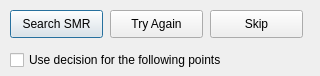
The window that ui/dialogs/measurebehaviordialog.ui (OpenIndy/OpenIndy) describes before a commit, drawn with Qt 5.
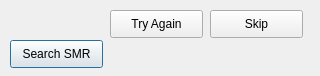
The same window after the commit.

Commit message: OI-884: remove checkbox

```diff
--- a/ui/dialogs/measurebehaviordialog.ui
+++ b/ui/dialogs/measurebehaviordialog.ui
@@ -19,24 +19,14 @@
   <property name="windowTitle">
    <string>Measure Behavior</string>
   </property>
-  <widget class="QCheckBox" name="checkBox_UsePreviousDecision">
-   <property name="geometry">
-    <rect>
-     <x>10</x>
-     <y>50</y>
-     <width>251</width>
-     <height>20</height>
-    </rect>
-   </property>
-   <property name="text">
-    <string>Use decision for the following points</string>
-   </property>
-  </widget>
+  <property name="modal">
+   <bool>true</bool>
+  </property>
   <widget class="QPushButton" name="pushButton_searchSMR">
    <property name="geometry">
     <rect>
      <x>10</x>
-     <y>10</y>
+     <y>40</y>
      <width>93</width>
      <height>28</height>
     </rect>
```
The commit also changes 2 other files.
